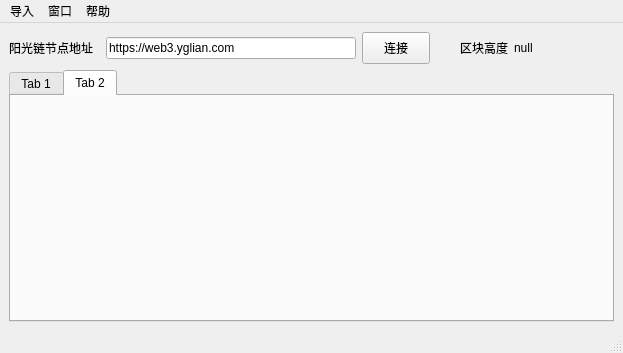
Old version of the form skin/main.ui in the repository zzy624/mypyqt.
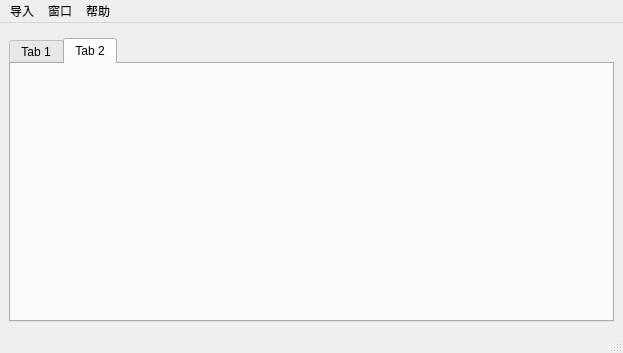
New version of the form.

```diff
--- a/skin/main.ui
+++ b/skin/main.ui
@@ -20,7 +20,10 @@
    <layout class="QGridLayout" name="gridLayout_2">
     <item row="0" column="0">
      <layout class="QGridLayout" name="gridLayout">
-      <item row="1" column="0" colspan="6">
+      <item row="0" column="0">
+       <widget class="QWidget" name="widget" native="true"/>
+      </item>
+      <item row="1" column="0">
        <widget class="QTabWidget" name="tabWidget">
         <property name="currentIndex">
          <number>1</number>
@@ -37,108 +40,6 @@
         </widget>
        </widget>
       </item>
-      <item row="0" column="0">
-       <widget class="QLabel" name="label">
-        <property name="minimumSize">
-         <size>
-          <width>91</width>
-          <height>21</height>
-         </size>
-        </property>
-        <property name="maximumSize">
-         <size>
-          <width>91</width>
-          <height>21</height>
-         </size>
-        </property>
-        <property name="text">
-         <string>阳光链节点地址</string>
-        </property>
-       </widget>
-      </item>
-      <item row="0" column="5">
-       <widget class="QLabel" name="label_blockNumber">
-        <property name="minimumSize">
-         <size>
-          <width>100</width>
-          <height>20</height>
-         </size>
-        </property>
-        <property name="text">
-         <string>null</string>
-        </property>
-       </widget>
-      </item>
-      <item row="0" column="1">
-       <widget class="QLineEdit" name="lineEditWeb3No">
-        <property name="minimumSize">
-         <size>
-          <width>250</width>
-          <height>0</height>
-         </size>
-        </property>
-        <property name="maximumSize">
-         <size>
-          <width>250</width>
-          <height>16777215</height>
-         </size>
-        </property>
-        <property name="focusPolicy">
-         <enum>Qt::ClickFocus</enum>
-        </property>
-        <property name="text">
-         <string>https://web3.yglian.com</string>
-        </property>
-       </widget>
-      </item>
-      <item row="0" column="2">
-       <widget class="QPushButton" name="pushButtonConnect">
-        <property name="minimumSize">
-         <size>
-          <width>68</width>
-          <height>32</height>
-         </size>
-        </property>
-        <property name="maximumSize">
-         <size>
-          <width>68</width>
-          <height>32</height>
-         </size>
-        </property>
-        <property name="text">
-         <string>连接</string>
-        </property>
-       </widget>
-      </item>
-      <item row="0" column="4">
-       <widget class="QLabel" name="label_3">
-        <property name="maximumSize">
-         <size>
-          <width>60</width>
-          <height>16777215</height>
-         </size>
-        </property>
-        <property name="text">
-         <string>区块高度</string>
-        </property>
-        <property name="scaledContents">
-         <bool>false</bool>
-        </property>
-       </widget>
-      </item>
-      <item row="0" column="3">
-       <spacer name="horizontalSpacer">
-        <property name="orientation">
-         <enum>Qt::Horizontal</enum>
-        </property>
-        <property name="sizeHint" stdset="0">
-         <size>
-          <width>40</width>
-          <height>20</height>
-         </size>
-        </property>
-       </spacer>
-      </item>
      </layout>
     </item>
    </layout>
```
